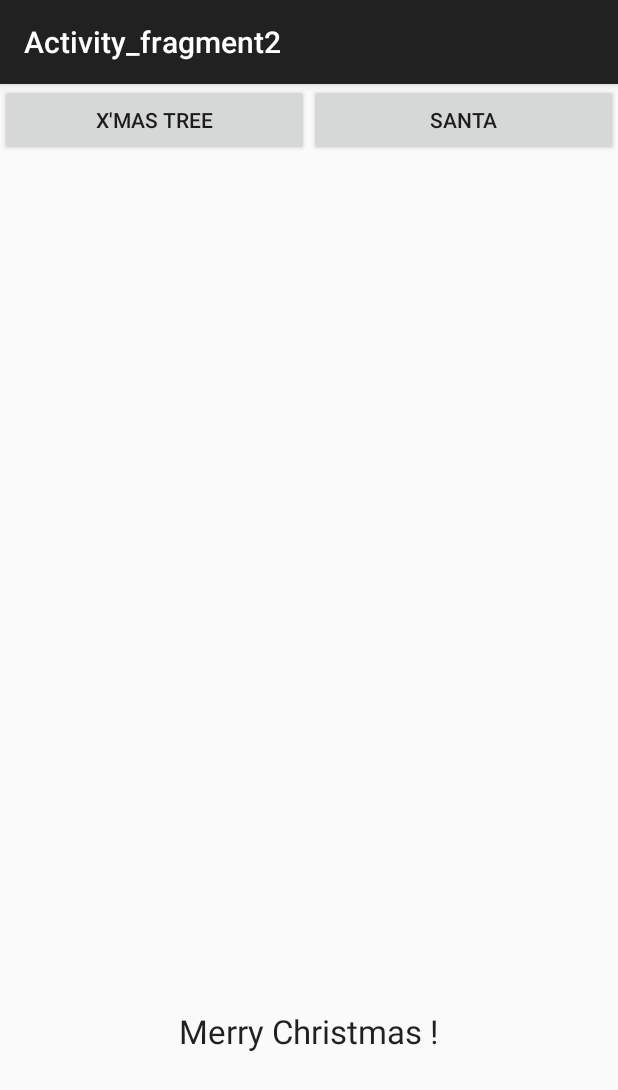
After one commit to Clairehuei/MyCCE, an Android app: the Activity_fragment2 screen opened directly, with no data from a screen before it, on a phone screen of 412 x 824 dp. The commit adds this screen. Shown: the top 1090 px of the screen. Run offline under Robolectric (Android 15) with nearby library versions, the light colour scheme and no system bars.

Commit message:
新增實作fragment 動態引入

```diff
--- a/app/src/main/AndroidManifest.xml
+++ b/app/src/main/AndroidManifest.xml
@@ -142,6 +142,10 @@
             android:name=".Activity_fragment1"
             android:label="@string/title_activity_activity_fragment1" >
         </activity>
+        <activity
+            android:name=".Activity_fragment2"
+            android:label="@string/title_activity_activity_fragment2" >
+        </activity>
     </application>
 
 </manifest>
--- /dev/null
+++ b/app/src/main/java/com/codekitchen/allen/mycce/Activity_fragment2.java
@@ -0,0 +1,35 @@
+package com.codekitchen.allen.mycce;
+
+import android.app.FragmentTransaction;
+import android.support.v7.app.AppCompatActivity;
+import android.os.Bundle;
+import android.view.Menu;
+import android.view.MenuItem;
+import android.view.View;
+
+public class Activity_fragment2 extends AppCompatActivity {
+
+    @Override
+    protected void onCreate(Bundle savedInstanceState) {
+        super.onCreate(savedInstanceState);
+        setContentView(R.layout.activity_fragment2);
+    }
+
+    public void onClick(View view) {
+        // 建立 Fragment 交易服務機制
+        FragmentTransaction ft = getFragmentManager().beginTransaction();
+        switch(view.getId()) {
+            case R.id.buttonA:
+                // 置換 fragment
+                ft.replace(R.id.fragment_addin_linearlayout, new MyFragmentA(), "f_a");
+                break;
+            case R.id.buttonB:
+                // 置換 fragment
+                ft.replace(R.id.fragment_addin_linearlayout, new MyFragmentB(), "f_b");
+                break;
+        }
+        // 提交,由主執行續main thread執行
+        ft.commit();
+    }
+
+}
--- /dev/null
+++ b/app/src/main/res/layout/activity_fragment2.xml
@@ -0,0 +1,48 @@
+<LinearLayout
+    xmlns:android="http://schemas.android.com/apk/res/android"
+    android:layout_width="fill_parent"
+    android:layout_height="fill_parent"
+    android:orientation="vertical" >
+
+    <LinearLayout
+        android:layout_width="fill_parent"
+        android:layout_height="wrap_content"
+        android:orientation="horizontal"
+        android:layout_weight="1"  >
+
+        <Button
+            android:id="@+id/buttonA"
+            android:layout_width="fill_parent"
+            android:layout_height="wrap_content"
+            android:layout_weight="1"
+            android:onClick="onClick"
+            android:text="X'mas Tree" />
+
+        <Button
+            android:id="@+id/buttonB"
+            android:layout_width="fill_parent"
+            android:layout_height="wrap_content"
+            android:layout_weight="1"
+            android:onClick="onClick"
+            android:text="Santa" />
+
+
+    </LinearLayout>
+
+    <LinearLayout
+        android:id="@+id/fragment_addin_linearlayout"
+        android:layout_width="fill_parent"
+        android:layout_height="wrap_content"
+        android:layout_weight="1"
+        android:orientation="vertical" />
+
+    <TextView
+        android:id="@+id/textView2"
+        android:layout_width="fill_parent"
+        android:layout_height="wrap_content"
+        android:text="Merry Christmas !"
+        android:gravity="center"
+        android:layout_margin="10dp"
+        android:textAppearance="?android:attr/textAppearanceLarge"
+        android:layout_weight="1"/>
+</LinearLayout>
--- a/app/src/main/res/values/strings.xml
+++ b/app/src/main/res/values/strings.xml
@@ -39,6 +39,7 @@
 
 <!-- TODO: Remove or change this placeholder text -->
     <string name="hello_blank_fragment">Hello blank fragment</string>
+    <string name="title_activity_activity_fragment2">Activity_fragment2</string>
 
 
 </resources>
```
Also changed, not shown: app/src/main/java/com/codekitchen/allen/mycce/MainActivity.java (+7 -0 lines), app/src/main/java/com/codekitchen/allen/mycce/MyFragmentA.java (+8 -0 lines), app/src/main/res/menu/menu_activity_fragment1.xml (added, +7 -0 lines), app/src/main/res/menu/menu_activity_fragment2.xml (added, +7 -0 lines), 1 other file.
